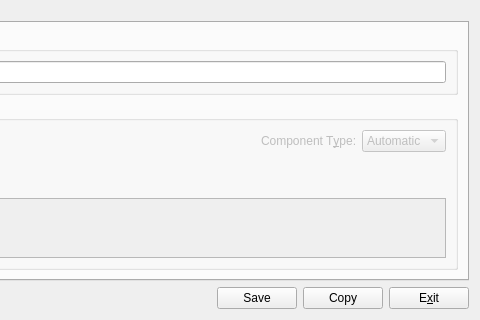
Old version of the form frontend_qt4/mainWindow.ui in the repository zint/zint-gpl-only; both pictures show x 269 to 749 and y 424 to 744 of the 749 by 744 pixel window.
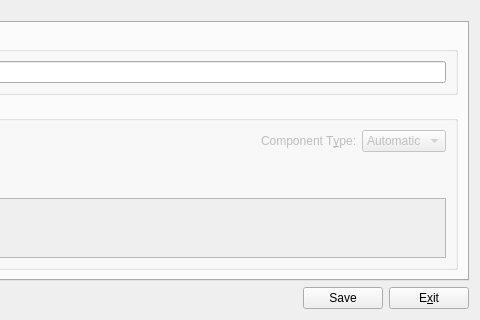
New version of the form. Icons and pictures are not drawn.

Commit message: ...and remove copy again!

Diff of the .ui file:
```diff
--- a/frontend_qt4/mainWindow.ui
+++ b/frontend_qt4/mainWindow.ui
@@ -565,16 +565,6 @@
        </property>
       </widget>
      </item>
-     <item>
-      <widget class="QPushButton" name="btnCopy" >
-       <property name="enabled" >
-        <bool>true</bool>
-       </property>
-       <property name="text" >
-        <string>Copy</string>
-       </property>
-      </widget>
-     </item>
      <item>
       <widget class="QPushButton" name="btnExit" >
        <property name="text" >
```
The commit also changes 4 other files.
